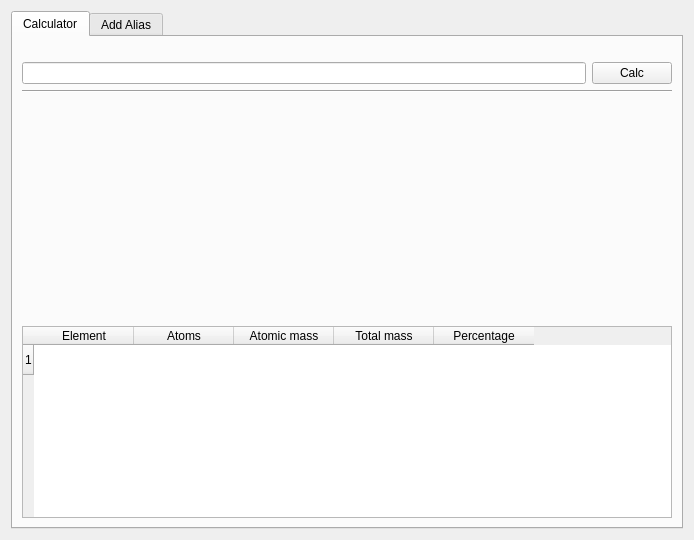
Above: src/molcalcwidgetbase.ui from KDE/kalzium before the change. Below: the same form after it.
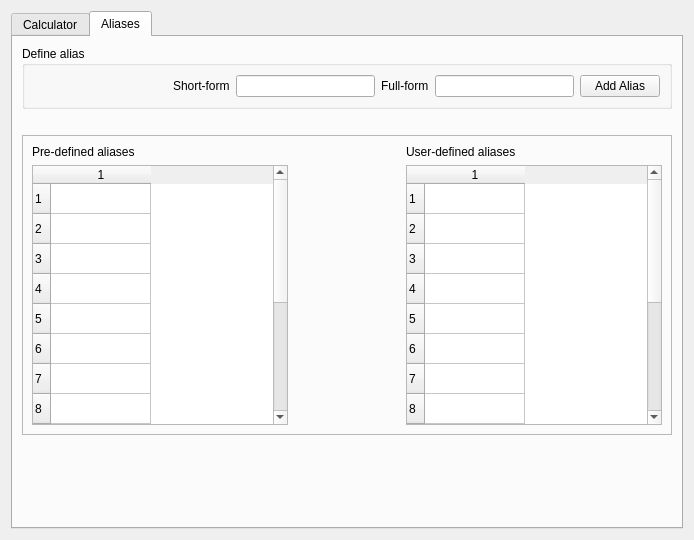
That is the form after the change. Custom widgets are drawn as their Qt base class.

Commit message: Updating the molecular parser, to return the list of aliases used.

```diff
--- a/src/molcalcwidgetbase.ui
+++ b/src/molcalcwidgetbase.ui
@@ -14,7 +14,7 @@
    <item>
     <widget class="QTabWidget" name="tabWidget">
      <property name="currentIndex">
-      <number>0</number>
+      <number>1</number>
      </property>
      <widget class="QWidget" name="tab">
       <attribute name="title">
@@ -131,7 +131,28 @@
         </widget>
        </item>
        <item>
+        <widget class="QGroupBox" name="groupBox">
+         <property name="title">
+          <string>Details</string>
+         </property>
+         <layout class="QHBoxLayout" name="horizontalLayout_2">
+          <item>
+           <layout class="QVBoxLayout" name="verticalLayout_7">
+            <item>
+             <widget class="QLabel" name="label_6">
+              <property name="text">
+               <string>Composition</string>
+              </property>
+             </widget>
+            </item>
+            <item>
         <widget class="QTableWidget" name="table">
+              <property name="minimumSize">
+               <size>
+                <width>520</width>
+                <height>0</height>
+               </size>
+              </property>
          <property name="showGrid">
           <bool>false</bool>
          </property>
@@ -173,16 +194,48 @@
         </widget>
        </item>
       </layout>
-     </widget>
-     <widget class="QWidget" name="tab_2">
+          </item>
+          <item>
+           <layout class="QVBoxLayout" name="verticalLayout_6">
+            <item>
+             <widget class="QLabel" name="label_5">
+              <property name="text">
+               <string>Aliases used</string>
+              </property>
+             </widget>
+            </item>
+            <item>
+             <widget class="QTableWidget" name="alias_list">
+              <property name="rowCount">
+               <number>1</number>
+              </property>
+              <property name="columnCount">
+               <number>1</number>
+              </property>
+              <row/>
+              <column>
+               <property name="text">
+                <string>aliases</string>
+               </property>
+              </column>
+             </widget>
+            </item>
+           </layout>
+          </item>
+         </layout>
+        </widget>
+       </item>
+      </layout>
+     </widget>
+     <widget class="QWidget" name="aliasTab">
       <attribute name="title">
-       <string>Add Alias</string>
+       <string>Aliases</string>
       </attribute>
       <layout class="QVBoxLayout" name="verticalLayout_4">
        <item>
         <widget class="QGroupBox" name="aliasBox">
          <property name="title">
-          <string>User defined aliases</string>
+          <string>Define alias</string>
          </property>
          <layout class="QVBoxLayout" name="verticalLayout">
           <item>
@@ -239,6 +292,103 @@
          </property>
         </widget>
        </item>
+       <item>
+        <widget class="QFrame" name="frame">
+         <property name="minimumSize">
+          <size>
+           <width>0</width>
+           <height>300</height>
+          </size>
+         </property>
+         <property name="frameShape">
+          <enum>QFrame::StyledPanel</enum>
+         </property>
+         <property name="frameShadow">
+          <enum>QFrame::Raised</enum>
+         </property>
+         <layout class="QGridLayout" name="gridLayout">
+          <item row="0" column="0">
+           <widget class="QLabel" name="label_3">
+            <property name="text">
+             <string>Pre-defined aliases</string>
+            </property>
+           </widget>
+          </item>
+          <item row="0" column="2">
+           <widget class="QLabel" name="label_4">
+            <property name="text">
+             <string>User-defined aliases</string>
+            </property>
+           </widget>
+          </item>
+          <item row="1" column="0">
+           <widget class="QTableWidget" name="pre_defined">
+            <property name="rowCount">
+             <number>15</number>
+            </property>
+            <property name="columnCount">
+             <number>1</number>
+            </property>
+            <row/>
+            <row/>
+            <row/>
+            <row/>
+            <row/>
+            <row/>
+            <row/>
+            <row/>
+            <row/>
+            <row/>
+            <row/>
+            <row/>
+            <row/>
+            <row/>
+            <row/>
+            <column/>
+           </widget>
+          </item>
+          <item row="1" column="2">
+           <widget class="QTableWidget" name="user_defined">
+            <property name="rowCount">
+             <number>15</number>
+            </property>
+            <property name="columnCount">
+             <number>1</number>
+            </property>
+            <row/>
+            <row/>
+            <row/>
+            <row/>
+            <row/>
+            <row/>
+            <row/>
+            <row/>
+            <row/>
+            <row/>
+            <row/>
+            <row/>
+            <row/>
+            <row/>
+            <row/>
+            <column/>
+           </widget>
+          </item>
+          <item row="1" column="1">
+           <spacer name="horizontalSpacer_2">
+            <property name="orientation">
+             <enum>Qt::Horizontal</enum>
+            </property>
+            <property name="sizeHint" stdset="0">
+             <size>
+              <width>40</width>
+              <height>20</height>
+             </size>
+            </property>
+           </spacer>
+          </item>
+         </layout>
+        </widget>
+       </item>
        <item>
         <spacer name="verticalSpacer">
          <property name="orientation">
```
Left out of the diff: 2 changed lines with no effect on the pictures. Lines whose indentation alone changed are shown as unchanged. The commit also changes 5 other files.
